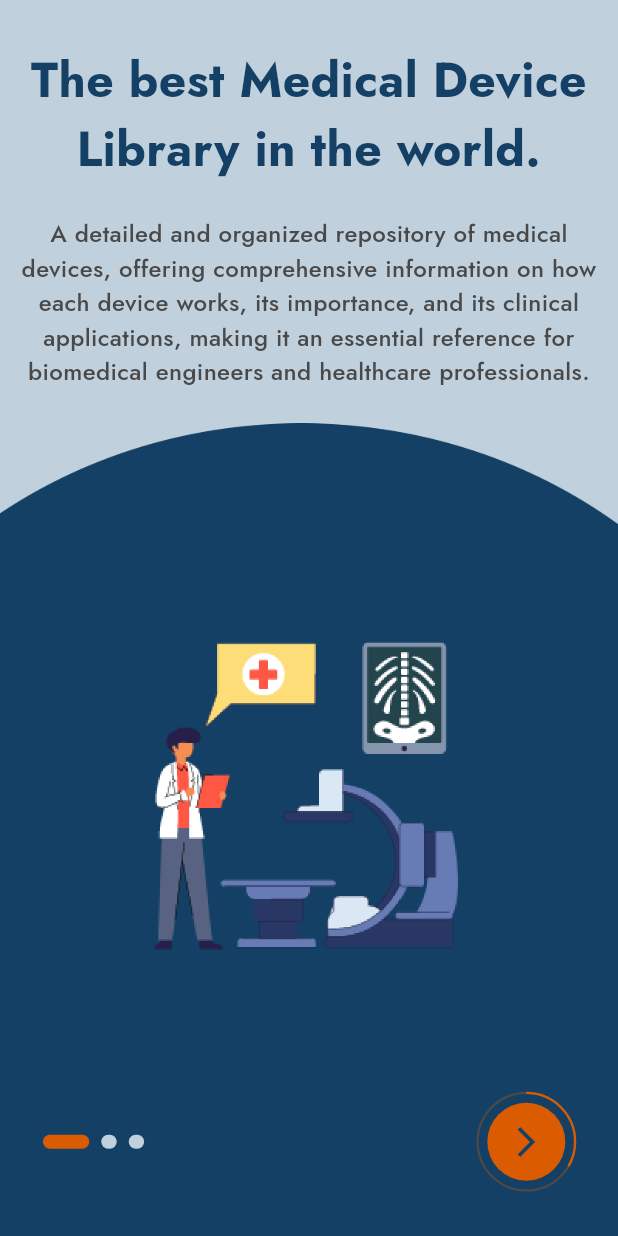
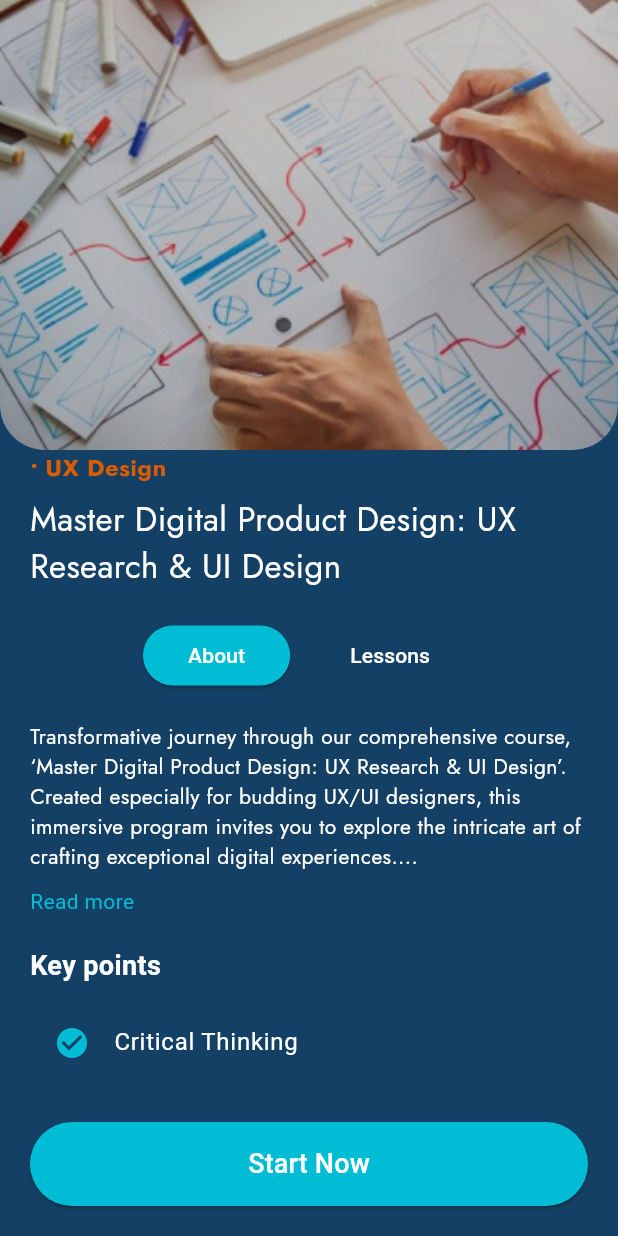
Before and after one commit to Hamzair/BioMedica_app, a Flutter app: the screen it shows after launch, on a phone screen of 412 x 824 dp. Run offline on Flutter 3.47's test engine with Material 3 defaults, Android fonts, the light colour scheme and no system bars; drawn by our look-alikes of smooth_page_indicator; our stand-ins replace flutter_screenutil, get, google_fonts.

Commit message:
course_screen

```diff
--- /dev/null
+++ b/lib/course_details.dart
@@ -0,0 +1,133 @@
+import 'package:bio_medica/view/const/color.dart';
+import 'package:bio_medica/widget/custom_text.dart';
+import 'package:flutter/material.dart';
+
+
+
+class CourseDetailScreen extends StatelessWidget {
+  @override
+  Widget build(BuildContext context) {
+    return Scaffold(
+      backgroundColor: primaryColor,
+      body: Column(
+        children: [
+          // Course Image
+          ClipRRect(
+            borderRadius: BorderRadius.vertical(bottom: Radius.circular(30)),
+            child: Image.asset(
+              'assets/images/rectangle.png', // Replace with actual image
+              height: 300,
+              width: double.infinity,
+              fit: BoxFit.cover,
+            ),
+          ),
+          Expanded(
+            child: Padding(
+              padding: const EdgeInsets.symmetric(horizontal: 20.0),
+              child: ListView(
+                children: [
+                  // Course Category and Title
+                  CustomText(
+                    text: '• UX Design',
+                     textColor:  buttonColor2, fontsize: 16,fontWeight: FontWeight.bold),
+
+                  SizedBox(height: 8),
+                  CustomText(
+                    text: 'Master Digital Product Design: UX Research & UI Design',
+                     textColor: Colors.white, fontWeight: FontWeight.w400,fontsize: 22,
+                  ),
+                  SizedBox(height: 20),
+
+
+                  Row(
+
+                    mainAxisAlignment: MainAxisAlignment.center,
+                    children: [
+                      ElevatedButton(
+                        onPressed: () {},
+                        style: ElevatedButton.styleFrom(
+                          padding: EdgeInsets.symmetric(horizontal: 30, vertical: 10),
+                          shape: RoundedRectangleBorder(
+                            borderRadius: BorderRadius.circular(20),
+                          ),
+                          backgroundColor: Colors.cyan,
+                        ),
+                        child: Text('About',style: TextStyle(color: Colors.white),),
+                      ),
+                      SizedBox(width: 10),
+                      TextButton(
+                        onPressed: () {},
+                        style: TextButton.styleFrom(
+                          padding: EdgeInsets.symmetric(horizontal: 30, vertical: 10),
+                          shape: RoundedRectangleBorder(
+                            borderRadius: BorderRadius.circular(20),
+                          ),
+                          backgroundColor: Colors.transparent,
+                        ),
+                        child: Text('Lessons', style: TextStyle(color: Colors.white)),
+                      ),
+                    ],
+                  ),
+                  SizedBox(height: 20),
+
+                  // Course Description
+                  CustomText(
+                    text: 'Transformative journey through our comprehensive course, '
+                        '‘Master Digital Product Design: UX Research & UI Design’. Created especially for budding UX/UI designers, '
+                        'this immersive program invites you to explore the intricate art of crafting exceptional digital experiences....',
+                    fontWeight: FontWeight.w400, textColor: Colors.white,
+                  ),
+                  SizedBox(height: 10),
+                  Text(
+                    'Read more',
+                    style: TextStyle(color: Colors.cyan),
+                  ),
+                  SizedBox(height: 20),
+
+                  // Key Points
+                  Text('Key points', style: TextStyle(fontSize: 18, fontWeight: FontWeight.bold, color: Colors.white)),
+                  SizedBox(height: 10),
+                  ListTile(
+                    leading: Icon(Icons.check_circle, color: Colors.cyan),
+                    title: Text('Critical Thinking', style: TextStyle(color: Colors.white)),
+                  ),
+                  ListTile(
+                    leading: Icon(Icons.check_circle, color: Colors.cyan),
+                    title: Text('User Experience Research', style: TextStyle(color: Colors.white)),
+                  ),
+                  ListTile(
+                    leading: Icon(Icons.check_circle, color: Colors.cyan),
+                    title: Text('User Interface Design', style: TextStyle(color: Colors.white)),
+                  ),
+                  ListTile(
+                    leading: Icon(Icons.check_circle, color: Colors.cyan),
+                    title: Text('Usability Testing', style: TextStyle(color: Colors.white)),
+                  ),
+                ],
+              ),
+            ),
+          ),
+        ],
+      ),
+      bottomNavigationBar: Padding(
+        padding: const EdgeInsets.all(20.0),
+        child: ElevatedButton(
+          onPressed: () {
+            // Handle start course action
+          },
+          style: ElevatedButton.styleFrom(
+            padding: EdgeInsets.symmetric(vertical: 15),
+            backgroundColor: Colors.cyan,
+            shape: RoundedRectangleBorder(
+              borderRadius: BorderRadius.circular(30),
+            ),
+          ),
+          child: Text(
+            'Start Now',
+            style: TextStyle(fontSize: 18, color: Colors.white),
+          ),
+        ),
+      ),
+    );
+  }
+}
--- a/lib/main.dart
+++ b/lib/main.dart
@@ -1,3 +1,5 @@
+import 'package:bio_medica/course_details.dart';
+import 'package:bio_medica/view/courses.dart';
 import 'package:flutter/material.dart';
 import 'package:flutter_screenutil/flutter_screenutil.dart';
 import 'package:get/get.dart';
@@ -18,7 +20,7 @@ class MyApp extends StatelessWidget {
           return GetMaterialApp(
             title: 'Bio Medica',
             debugShowCheckedModeBanner: false,
-             home: const SplashScreen(),
+             home: CourseDetailScreen()
             // initialBinding: UserBinding(),
           );
         });
```
Also changed, not shown: lib/view/courses.dart (added, +156 -0 lines), assets/images/c1.png (added), assets/images/c2.png (added), assets/images/rectangle.png (added), assets/images/search.png (added), pubspec.lock, 2 other files.
